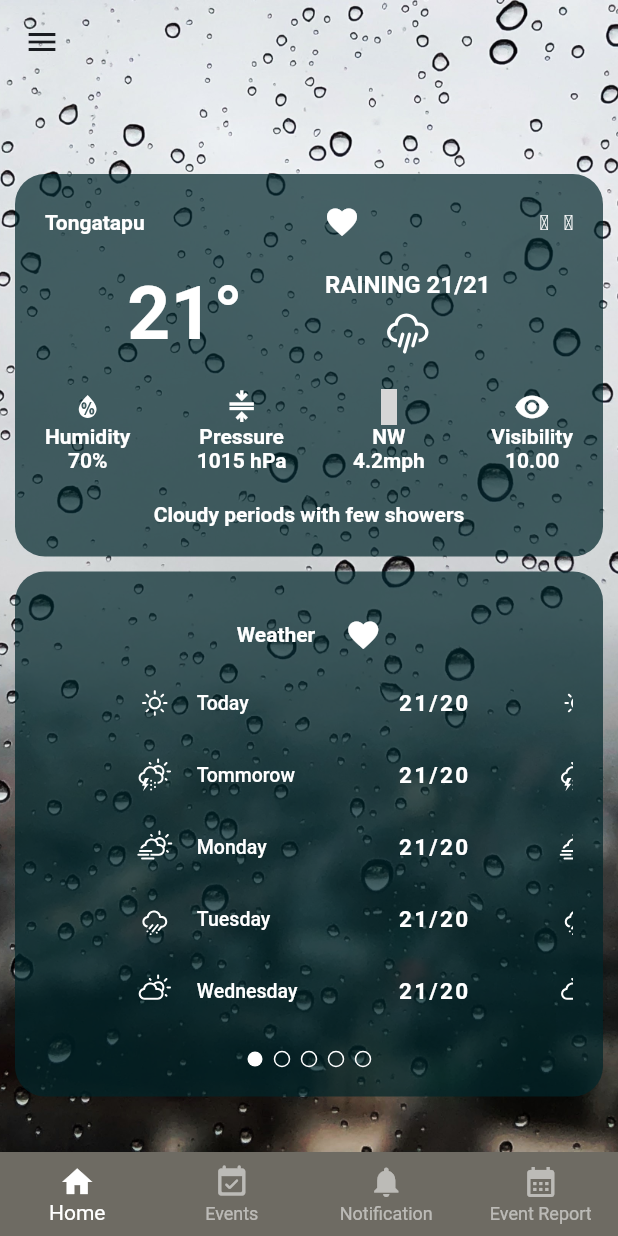
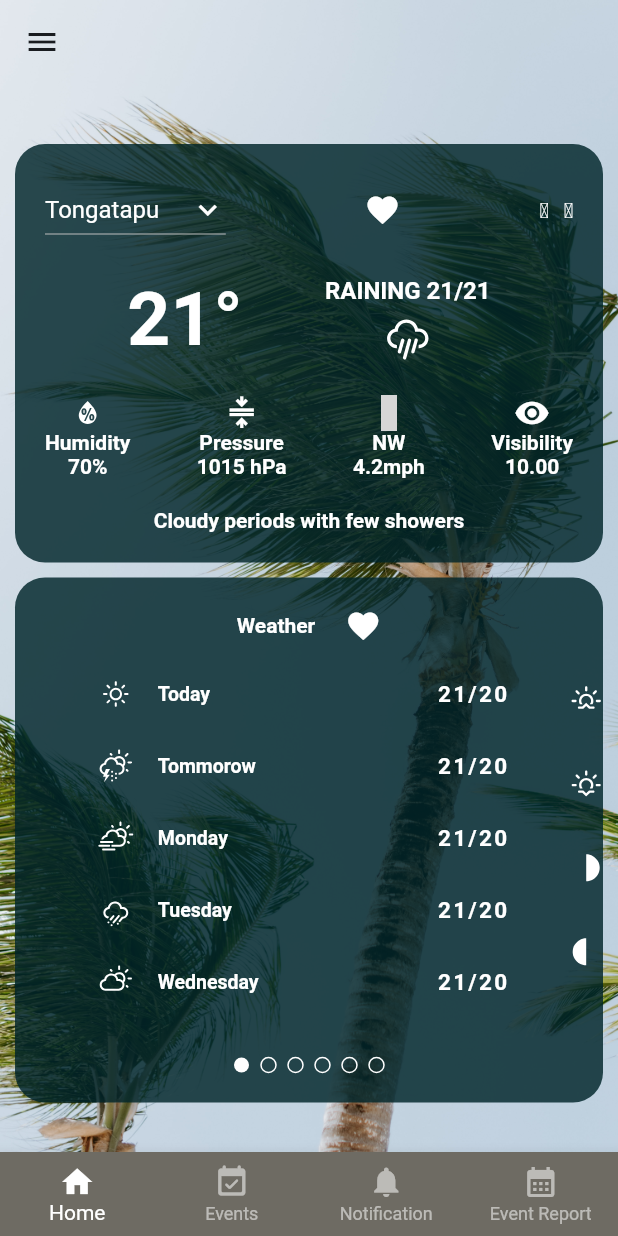
Before and after one commit to SPREP/tms-mobile, a Flutter app: the TabsScreen screen opened directly, on a phone screen of 412 x 824 dp. Run offline on Flutter 3.47's test engine with Material 2 defaults, Android fonts, the phone set to English and light mode, and no system bars; drawn by our look-alikes of smooth_page_indicator; our stand-ins replace google_fonts, shared_preferences, syncfusion_flutter_sliders, weather_icons; missing offline and left inert: humanitarian_icons; accounts and stored records are empty; generated files the repository leaves out were written again; grey boxes are pictures that could not be loaded.

Commit message:
MAC-35: Code update on home page development.

```diff
--- a/lib/models/settings_model.dart
+++ b/lib/models/settings_model.dart
@@ -5,10 +5,9 @@ final formatter = DateFormat.yMd();
 
 enum Language { en, to }
 
-enum Location { select, tongatapu, haapai, vavau, niuafoou, niuatoputapu, eua }
+enum Location { tongatapu, haapai, vavau, niuafoou, niuatoputapu, eua }
 
 const locationLabel = {
-  Location.select: "Select...",
   Location.tongatapu: "Tongatapu",
   Location.haapai: "Ha'apai",
   Location.vavau: "Vava'u",
--- a/lib/screens/onboarding/onboarding_first_screen.dart
+++ b/lib/screens/onboarding/onboarding_first_screen.dart
@@ -20,7 +20,7 @@ class OnboardingFirstScreen extends StatefulWidget {
 }
 
 class _OnboardingFirstScreen extends State<OnboardingFirstScreen> {
-  Location _selectedLocation = Location.select;
+  Location? _selectedLocation;
   Language? _selectedLanguage = Language.en;
 
   @override
@@ -117,6 +117,7 @@ class _OnboardingFirstScreen extends State<OnboardingFirstScreen> {
                 Form(
                   key: widget.userLocationKey,
                   child: DropdownButtonFormField(
+                    hint: const Text('Select your location'),
                     value: _selectedLocation,
                     items: Location.values.map((value) {
                       return DropdownMenuItem(
@@ -131,7 +132,7 @@ class _OnboardingFirstScreen extends State<OnboardingFirstScreen> {
                       });
                     },
                     validator: (val) {
-                      if (val == Location.select) {
+                      if (val == null) {
                         String errMsg = "";
                         setState(() {
                           errMsg = AppLocalizations.of(context)
--- a/lib/screens/settings_screen.dart
+++ b/lib/screens/settings_screen.dart
@@ -15,7 +15,7 @@ class SettingsScreen extends StatefulWidget {
 
 class _SettingsScreenState extends State<SettingsScreen> {
   final GlobalKey<FormState> userLocationKey = GlobalKey<FormState>();
-  Location _selectedLocation = Location.select;
+  Location _selectedLocation = Location.tongatapu;
   Language? _selectedLanguage = Language.en;
   double _value = 50.0;
   bool light = true;
@@ -104,14 +104,14 @@ class _SettingsScreenState extends State<SettingsScreen> {
                   });
                 },
                 validator: (val) {
-                  if (val == Location.select) {
+                  /*  if (val == Location.select) {
                     String errMsg = "";
                     setState(() {
                       errMsg =
                           AppLocalizations.of(context).onBoardingLocationError;
                     });
                     return errMsg;
-                  }
+                  } */
                   return null;
                 },
               ),
--- a/lib/screens/tabs_screen.dart
+++ b/lib/screens/tabs_screen.dart
@@ -28,7 +28,7 @@ class _TabsScreenState extends State<TabsScreen> {
   Widget build(BuildContext context) {
     Widget activePage = const WeatherForcastScreen();
     String activePageTitle = '';
-    double height = AppBar().preferredSize.height + 60;
+    double height = AppBar().preferredSize.height + 40;
 
     if (_selectedPageIndex == 1) {
       activePage = const EventScreen();
@@ -65,7 +65,7 @@ class _TabsScreenState extends State<TabsScreen> {
         decoration: _selectedPageIndex == 0
             ? const BoxDecoration(
                 image: DecorationImage(
-                  image: AssetImage('assets/images/rain.jpg'),
+                  image: AssetImage('assets/images/windy_day.jpg'),
                   fit: BoxFit.cover,
                 ),
               )
--- /dev/null
+++ b/lib/screens/weather_forcast/ocean_outlook_slide.dart
@@ -0,0 +1,17 @@
+import 'package:flutter/material.dart';
+
+class OceanSlide extends StatefulWidget {
+  const OceanSlide({super.key});
+
+  @override
+  State<OceanSlide> createState() => _OceanSlideState();
+}
+
+class _OceanSlideState extends State<OceanSlide> {
+  @override
+  Widget build(BuildContext context) {
+    return const Center(
+      child: Text('Ocean content here'),
+    );
+  }
+}
--- /dev/null
+++ b/lib/screens/weather_forcast/rainfall_outlook_slide.dart
@@ -0,0 +1,17 @@
+import 'package:flutter/material.dart';
+
+class RainfallSlide extends StatefulWidget {
+  const RainfallSlide({super.key});
+
+  @override
+  State<RainfallSlide> createState() => _RainfallSlideState();
+}
+
+class _RainfallSlideState extends State<RainfallSlide> {
+  @override
+  Widget build(BuildContext context) {
+    return const Center(
+      child: Text('rainfall content here'),
+    );
+  }
+}
--- /dev/null
+++ b/lib/screens/weather_forcast/sun_moon_slide.dart
@@ -0,0 +1,92 @@
+import 'package:flutter/material.dart';
+import 'package:weather_icons/weather_icons.dart';
+
+class SunMoonSlide extends StatefulWidget {
+  const SunMoonSlide({super.key});
+
+  @override
+  State<SunMoonSlide> createState() => _SunMoonSlideState();
+}
+
+class _SunMoonSlideState extends State<SunMoonSlide> {
+  @override
+  Widget build(BuildContext context) {
+    return const Column(
+      children: [
+        Row(
+          children: [
+            Spacer(),
+            Text('Sun & Moon'),
+            SizedBox(
+              width: 20,
+            ),
+            Icon(
+              Icons.favorite,
+              color: Colors.white,
+            ),
+            Spacer(),
+          ],
+        ),
+        SizedBox(
+          height: 10,
+        ),
+        ListTile(
+          leading: BoxedIcon(
+            WeatherIcons.sunrise,
+            color: Colors.white,
+          ),
+          title: Text('Sunrise',
+              style:
+                  TextStyle(color: Colors.white, fontWeight: FontWeight.bold)),
+          trailing: Text(
+            '7:17am/E',
+            style: TextStyle(
+                color: Colors.white, fontSize: 15, fontWeight: FontWeight.bold),
+          ),
+        ),
+        ListTile(
+          leading: BoxedIcon(
+            WeatherIcons.sunset,
+            color: Colors.white,
+          ),
+          title: Text('Sunset',
+              style:
+                  TextStyle(color: Colors.white, fontWeight: FontWeight.bold)),
+          trailing: Text(
+            '6:17pm/NW',
+            style: TextStyle(
+                color: Colors.white, fontSize: 15, fontWeight: FontWeight.bold),
+          ),
+        ),
+        ListTile(
+          leading: BoxedIcon(
+            WeatherIcons.moon_first_quarter,
+            color: Colors.white,
+          ),
+          title: Text('Moonrise',
+              style:
+                  TextStyle(color: Colors.white, fontWeight: FontWeight.bold)),
+          trailing: Text(
+            '6:17pm/NW',
+            style: TextStyle(
+                color: Colors.white, fontSize: 15, fontWeight: FontWeight.bold),
+          ),
+        ),
+        ListTile(
+          leading: BoxedIcon(
+            WeatherIcons.moon_third_quarter,
+            color: Colors.white,
+          ),
+          title: Text('Moonset',
+              style:
+                  TextStyle(color: Colors.white, fontWeight: FontWeight.bold)),
+          trailing: Text(
+            '7:10am/NW',
+            style: TextStyle(
+                color: Colors.white, fontSize: 15, fontWeight: FontWeight.bold),
+          ),
+        ),
+      ],
+    );
+  }
+}
--- /dev/null
+++ b/lib/screens/weather_forcast/tide_slide.dart
@@ -0,0 +1,92 @@
+import 'package:flutter/material.dart';
+import 'package:weather_icons/weather_icons.dart';
+
+class TideSlide extends StatefulWidget {
+  const TideSlide({super.key});
+
+  @override
+  State<TideSlide> createState() => _TideSlideState();
+}
+
+class _TideSlideState extends State<TideSlide> {
+  @override
+  Widget build(BuildContext context) {
+    return const Column(
+      children: [
+        Row(
+          children: [
+            Spacer(),
+            Text('Tides'),
+            SizedBox(
+              width: 20,
+            ),
+            Icon(
+              Icons.favorite,
+              color: Colors.white,
+            ),
+            Spacer(),
+          ],
+        ),
+        SizedBox(
+          height: 10,
+        ),
+        ListTile(
+          leading: BoxedIcon(
+            WeatherIcons.sunrise,
+            color: Colors.white,
+          ),
+          title: Text('Sunrise',
+              style:
+                  TextStyle(color: Colors.white, fontWeight: FontWeight.bold)),
+          trailing: Text(
+            '7:17am/E',
+            style: TextStyle(
+                color: Colors.white, fontSize: 15, fontWeight: FontWeight.bold),
+          ),
+        ),
+        ListTile(
+          leading: BoxedIcon(
+            WeatherIcons.sunset,
+            color: Colors.white,
+          ),
+          title: Text('Sunset',
+              style:
+                  TextStyle(color: Colors.white, fontWeight: FontWeight.bold)),
+          trailing: Text(
+            '6:17pm/NW',
+            style: TextStyle(
+                color: Colors.white, fontSize: 15, fontWeight: FontWeight.bold),
+          ),
+        ),
+        ListTile(
+          leading: BoxedIcon(
+            WeatherIcons.moon_first_quarter,
+            color: Colors.white,
+          ),
+          title: Text('Moonrise',
+              style:
+                  TextStyle(color: Colors.white, fontWeight: FontWeight.bold)),
+          trailing: Text(
+            '6:17pm/NW',
+            style: TextStyle(
+                color: Colors.white, fontSize: 15, fontWeight: FontWeight.bold),
+          ),
+        ),
+        ListTile(
+          leading: BoxedIcon(
+            WeatherIcons.moon_third_quarter,
+            color: Colors.white,
+          ),
+          title: Text('Moonset',
+              style:
+                  TextStyle(color: Colors.white, fontWeight: FontWeight.bold)),
+          trailing: Text(
+            '7:10am/NW',
+            style: TextStyle(
+                color: Colors.white, fontSize: 15, fontWeight: FontWeight.bold),
+          ),
+        ),
+      ],
+    );
+  }
+}
--- a/lib/screens/weather_forcast/weather_forcast_screen.dart
+++ b/lib/screens/weather_forcast/weather_forcast_screen.dart
@@ -1,7 +1,12 @@
 import 'package:flutter/material.dart';
-import 'package:provider/single_child_widget.dart';
+import 'package:macres/screens/weather_forcast/ocean_outlook_slide.dart';
+import 'package:macres/screens/weather_forcast/rainfall_outlook_slide.dart';
+import 'package:macres/screens/weather_forcast/sun_moon_slide.dart';
+import 'package:macres/screens/weather_forcast/tide_slide.dart';
+import 'package:macres/screens/weather_forcast/weather_slide.dart';
 import 'package:weather_icons/weather_icons.dart';
 import 'package:smooth_page_indicator/smooth_page_indicator.dart';
+import 'package:macres/models/settings_model.dart';
 
 class WeatherForcastScreen extends StatefulWidget {
   const WeatherForcastScreen({super.key});
@@ -17,7 +22,10 @@ class _WeatherForcastScreenState extends State<WeatherForcastScreen> {
     viewportFraction: 0.8,
     keepPage: true,
   );
-  final _itemCount = 5;
+  final _itemCount = 6;
+  dynamic activeSlide;
+
+  Location selectedLocation = Location.tongatapu;
 
   @override
   Widget build(BuildContext context) {
@@ -27,24 +35,46 @@ class _WeatherForcastScreenState extends State<WeatherForcastScreen> {
         children: [
           Container(
             decoration: const BoxDecoration(
-              color: Color.fromARGB(180, 0, 37, 42),
+              color: Color.fromARGB(210, 0, 37, 42),
               borderRadius: BorderRadius.all(
                 Radius.circular(20),
               ),
             ),
             padding: const EdgeInsets.all(20),
-            child: const Column(
+            child: Column(
               children: [
                 Row(
                   children: [
-                    Text('Tongatapu'),
-                    Spacer(),
-                    Icon(
+                    DropdownButton<Location>(
+                      borderRadius: BorderRadius.circular(10),
+                      value: selectedLocation,
+                      dropdownColor: const Color.fromARGB(255, 17, 48, 51),
+                      icon: const Icon(
+                        Icons.expand_more,
+                        color: Colors.white,
+                      ),
+                      items: Location.values.map((Location value) {
+                        return DropdownMenuItem<Location>(
+                          value: value,
+                          child: Text(
+                            locationLabel[value].toString(),
+                            style: const TextStyle(color: Colors.white),
+                          ),
+                        );
+                      }).toList(),
+                      onChanged: (value) {
+                        setState(() {
+                          selectedLocation = value!;
+                        });
+                      },
+                    ),
+                    const Spacer(),
+                    const Icon(
                       Icons.favorite_sharp,
                       color: Colors.white,
                     ),
-                    Spacer(),
-                    Row(
+                    const Spacer(),
+                    const Row(
                       children: [
                         Text('\u2103'),
                         SizedBox(
@@ -55,10 +85,10 @@ class _WeatherForcastScreenState extends State<WeatherForcastScreen> {
                     ),
                   ],
                 ),
-                SizedBox(
+                const SizedBox(
                   height: 20,
                 ),
-                Row(
+                const Row(
                   children: [
                     Spacer(),
                     Text(
@@ -84,8 +114,8 @@ class _WeatherForcastScreenState extends State<WeatherForcastScreen> {
                     Spacer(),
                   ],
                 ),
-                SizedBox(height: 20),
-                Row(
+                const SizedBox(height: 20),
+                const Row(
                   children: [
                     Column(
                       children: [
@@ -132,8 +162,8 @@ class _WeatherForcastScreenState extends State<WeatherForcastScreen> {
                     ),
                   ],
                 ),
-                SizedBox(height: 20),
-                Text('Cloudy periods with few showers'),
+                const SizedBox(height: 20),
+                const Text('Cloudy periods with few showers'),
               ],
             ),
           ),
@@ -141,124 +171,30 @@ class _WeatherForcastScreenState extends State<WeatherForcastScreen> {
           Container(
             height: 350,
             decoration: const BoxDecoration(
-              color: Color.fromARGB(180, 0, 37, 42),
+              color: Color.fromARGB(210, 0, 37, 42),
               borderRadius: BorderRadius.all(
                 Radius.circular(20),
               ),
             ),
-            padding: const EdgeInsets.only(left: 20, right: 20, top: 20),
+            padding: const EdgeInsets.only(left: 0, right: 0, top: 20),
             child: Column(
               children: [
                 Expanded(
-                  flex: 1,
                   child: PageView.builder(
                     controller: myController,
                     itemCount: _itemCount,
                     itemBuilder: (_, index) {
-                      return const Padding(
-                        padding: EdgeInsets.all(10),
-                        child: Column(
-                          children: [
-                            Row(
-                              children: [
-                                Spacer(),
-                                Text('Weather'),
-                                SizedBox(
-                                  width: 20,
-                                ),
-                                Icon(
-                                  Icons.favorite,
-                                  color: Colors.white,
-                                ),
-                                Spacer(),
-                              ],
-                            ),
-                            SizedBox(
-                              height: 10,
-                            ),
-                            ListTile(
-                              dense: true,
-                              leading: BoxedIcon(
-                                WeatherIcons.day_sunny,
-                                color: Colors.white,
-                              ),
-                              title: Text('Today',
-                                  style: TextStyle(color: Colors.white)),
-                              trailing: Text(
-                                '21/20',
-                                style: TextStyle(
-                                    color: Colors.white,
-                                    fontSize: 15,
-                                    fontWeight: FontWeight.bold),
-                              ),
-                            ),
-                            ListTile(
-                              dense: true,
-                              leading: BoxedIcon(
-                                WeatherIcons.day_snow_thunderstorm,
-                                color: Colors.white,
-                              ),
-                              title: Text('Tommorow',
-                                  style: TextStyle(color: Colors.white)),
-                              trailing: Text(
-                                '21/20',
-                                style: TextStyle(
-                                    color: Colors.white,
-                                    fontSize: 15,
-                                    fontWeight: FontWeight.bold),
-                              ),
-                            ),
-                            ListTile(
-                              dense: true,
-                              leading: BoxedIcon(
-                                WeatherIcons.day_cloudy_windy,
-                                color: Colors.white,
-                              ),
-                              title: Text('Monday',
-                                  style: TextStyle(color: Colors.white)),
-                              trailing: Text(
-                                '21/20',
-                                style: TextStyle(
-                                    color: Colors.white,
-                                    fontSize: 15,
-                                    fontWeight: FontWeight.bold),
-                              ),
-                            ),
-                            ListTile(
-                              dense: true,
-                              leading: BoxedIcon(
-                                WeatherIcons.rain_wind,
-                                color: Colors.white,
-                              ),
-                              title: Text('Tuesday',
-                                  style: TextStyle(color: Colors.white)),
-                              trailing: Text(
-                                '21/20',
-                                style: TextStyle(
-                                    color: Colors.white,
-                                    fontSize: 15,
-                                    fontWeight: FontWeight.bold),
-                              ),
-                            ),
-                            ListTile(
-                              dense: true,
-                              leading: BoxedIcon(
-                                WeatherIcons.day_cloudy,
-                                color: Colors.white,
-                              ),
-                              title: Text('Wednesday',
-                                  style: TextStyle(color: Colors.white)),
-                              trailing: Text(
-                                '21/20',
-                                style: TextStyle(
-                                    color: Colors.white,
-                                    fontSize: 15,
-                                    fontWeight: FontWeight.bold),
-                              ),
-                            ),
-                          ],
-                        ),
-                      );
+                      if (index == 0) activeSlide = const WeatherSlide();
+
+                      if (index == 1) activeSlide = const TideSlide();
+
+                      if (index == 2) activeSlide = const SunMoonSlide();
+
+                      if (index == 3) activeSlide = const RainfallSlide();
+
+                      if (index == 4) activeSlide = const OceanSlide();
+
+                      return activeSlide;
                     },
                   ),
                 ),
--- /dev/null
+++ b/lib/screens/weather_forcast/weather_slide.dart
@@ -0,0 +1,111 @@
+import 'package:flutter/material.dart';
+import 'package:weather_icons/weather_icons.dart';
+
+class WeatherSlide extends StatefulWidget {
+  const WeatherSlide({super.key});
+
+  @override
+  State<WeatherSlide> createState() => _WeatherSlideState();
+}
+
+class _WeatherSlideState extends State<WeatherSlide> {
+  @override
+  Widget build(BuildContext context) {
+    return const Column(
+      children: [
+        Row(
+          children: [
+            Spacer(),
+            Text('Weather'),
+            SizedBox(
+              width: 20,
+            ),
+            Icon(
+              Icons.favorite,
+              color: Colors.white,
+            ),
+            Spacer(),
+          ],
+        ),
+        SizedBox(
+          height: 10,
+        ),
+        ListTile(
+          dense: true,
+          leading: BoxedIcon(
+            WeatherIcons.day_sunny,
+            color: Colors.white,
+          ),
+          title: Text('Today',
+              style:
+                  TextStyle(color: Colors.white, fontWeight: FontWeight.bold)),
+          trailing: Text(
+            '21/20',
+            style: TextStyle(
+                color: Colors.white, fontSize: 15, fontWeight: FontWeight.bold),
+          ),
+        ),
+        ListTile(
+          dense: true,
+          leading: BoxedIcon(
+            WeatherIcons.day_snow_thunderstorm,
+            color: Colors.white,
+          ),
+          title: Text('Tommorow',
+              style:
+                  TextStyle(color: Colors.white, fontWeight: FontWeight.bold)),
+          trailing: Text(
+            '21/20',
+            style: TextStyle(
+                color: Colors.white, fontSize: 15, fontWeight: FontWeight.bold),
+          ),
+        ),
+        ListTile(
+          dense: true,
+          leading: BoxedIcon(
+            WeatherIcons.day_cloudy_windy,
+            color: Colors.white,
+          ),
+          title: Text('Monday',
+              style:
+                  TextStyle(color: Colors.white, fontWeight: FontWeight.bold)),
+          trailing: Text(
+            '21/20',
+            style: TextStyle(
+                color: Colors.white, fontSize: 15, fontWeight: FontWeight.bold),
+          ),
+        ),
+        ListTile(
+          dense: true,
+          leading: BoxedIcon(
+            WeatherIcons.rain_wind,
+            color: Colors.white,
+          ),
+          title: Text('Tuesday',
+              style:
+                  TextStyle(color: Colors.white, fontWeight: FontWeight.bold)),
+          trailing: Text(
+            '21/20',
+            style: TextStyle(
+                color: Colors.white, fontSize: 15, fontWeight: FontWeight.bold),
+          ),
+        ),
+        ListTile(
+          dense: true,
+          leading: BoxedIcon(
+            WeatherIcons.day_cloudy,
+            color: Colors.white,
+          ),
+          title: Text('Wednesday',
+              style:
+                  TextStyle(color: Colors.white, fontWeight: FontWeight.bold)),
+          trailing: Text(
+            '21/20',
+            style: TextStyle(
+                color: Colors.white, fontSize: 15, fontWeight: FontWeight.bold),
+          ),
+        ),
+      ],
+    );
+  }
+}
```
